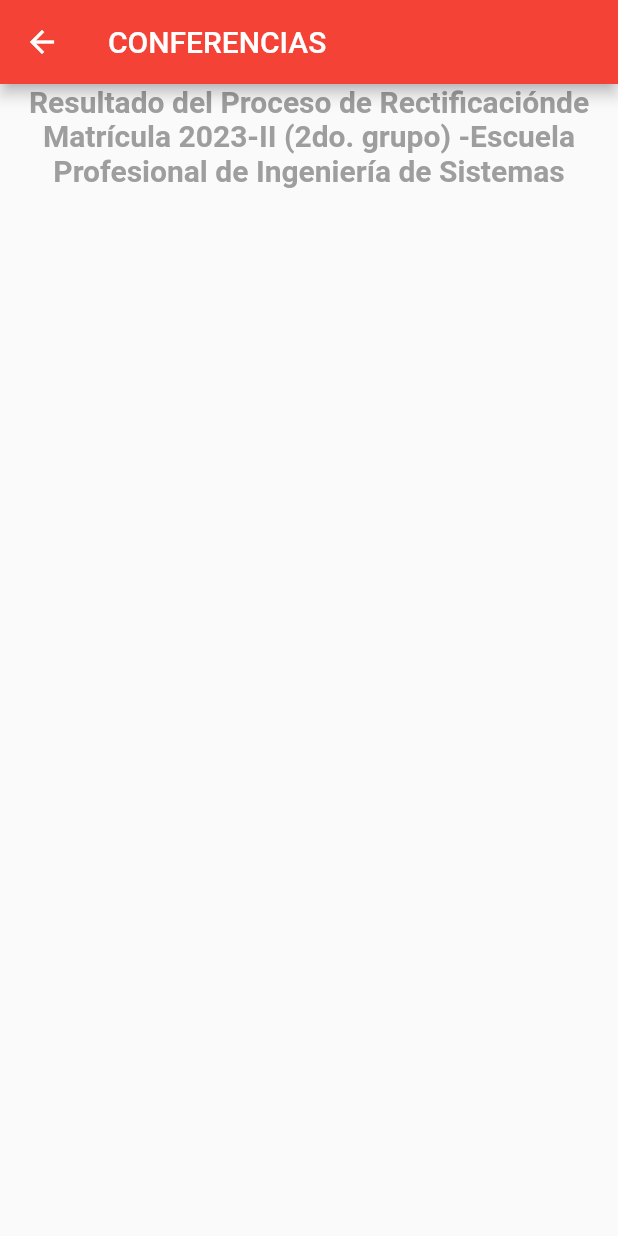
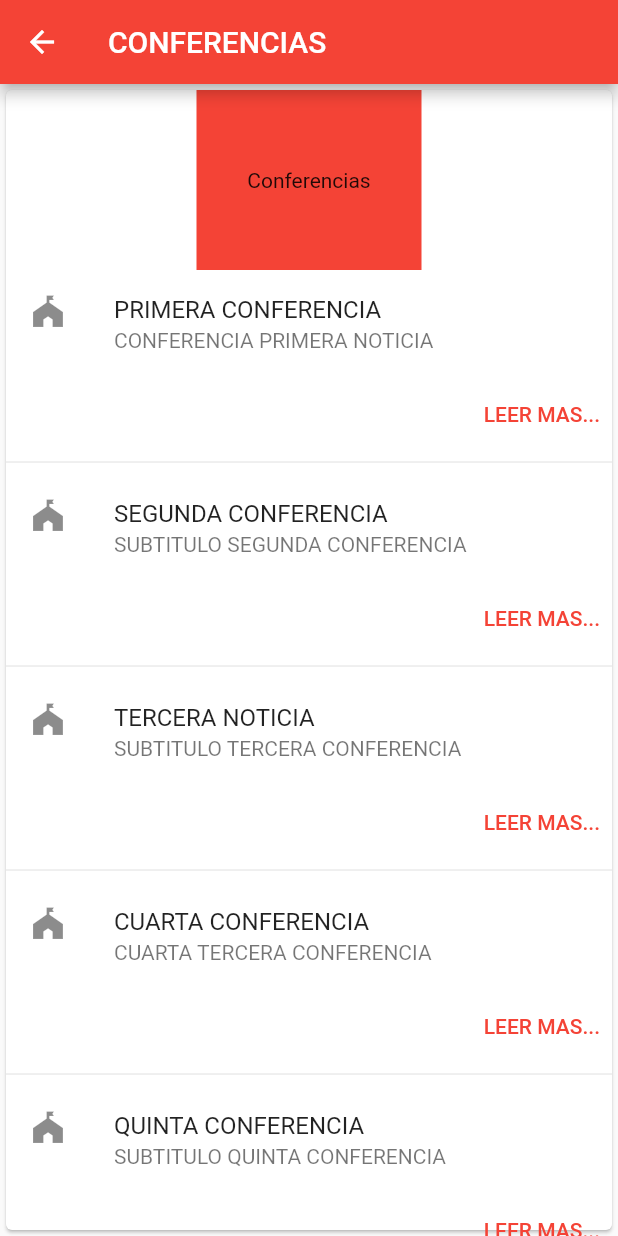
Before and after one commit to MAttFernando777/ProyectoTallerMovilG12, a Flutter app: the screen it shows after launch, in the side drawer, after a tap on "Noticias", on a phone screen of 412 x 824 dp. Run offline on Flutter 3.47's test engine with Material 2 defaults, Android fonts, the phone set to English and light mode, and no system bars; network calls fail.

Commit message:
SE AGREGARON Elemento.dart QUE PUEDE SER UNA NOTICIA O CONFERENCIA. TERMINADO CONFERENCIAS. POR VALERIA. LUEGO PODRIAMOS ARREGLARLO MEJOR.

```diff
--- a/lib/Conferencias.dart
+++ b/lib/Conferencias.dart
@@ -1,31 +1,111 @@
 import 'package:flutter/material.dart';
 import 'package:proyecto_g12/Footer.dart';
 import 'MenuLateral.dart';
+import 'Elemento.dart';
 
 class Conferencias extends StatelessWidget {
   @override
   Widget build(BuildContext context) {
     return Scaffold(
       appBar: AppBar(title: Text("CONFERENCIAS")),
-      body: Column(
-        children : <Widget>[
-          SizedBox(
-            width: MediaQuery.of(context).size.width,
-            child: Text(
-              'Resultado del Proceso de Rectificación'
-                  'de Matrícula 2023-II (2do. grupo) -'
-                  'Escuela Profesional de Ingeniería de Sistemas',
-              textAlign: TextAlign.center,
-              style: TextStyle(
-                  fontWeight: FontWeight.bold,
-                  fontSize: 20,
-                  color: Colors.grey),
-            ),
-          )
+      body: Center(
+        child: Card(
+            child: Column(
+                mainAxisSize: MainAxisSize.min,
+                children: <Widget>[
+                  Container(
+                    width: 150,
+                    height: 120,
+                    padding: const EdgeInsets.all(10.0),
+                    color: Colors.red,
+                    child: Center(child: Text('Conferencias')),
+                  ),
+                  const ListTile(
+                    leading: Icon(Icons.festival),
+                    title: Text("PRIMERA CONFERENCIA"),
+                    subtitle: Text("CONFERENCIA PRIMERA NOTICIA"),
+                  ),
+                  Row(
+                      mainAxisAlignment: MainAxisAlignment.end,
+                      children: <Widget>[
+                        TextButton(
+                          child: const Text("LEER MAS..."),
+                          onPressed: (){Navigator.of(context).push(MaterialPageRoute(
+    builder: (BuildContext context) => Elemento()));},
+                        ),
+
+                      ]
+                  ),
+                  Divider(),
+                  //DE AQUI A MAS ABAJO SE REPITE LO DE ARRIBA.
+                  const ListTile(
+                    leading: Icon(Icons.festival),
+                    title: Text("SEGUNDA CONFERENCIA"),
+                    subtitle: Text("SUBTITULO SEGUNDA CONFERENCIA"),
+                  ),
+                  Row(
+                      mainAxisAlignment: MainAxisAlignment.end,
+                      children: <Widget>[
+                        TextButton(
+                          child: const Text("LEER MAS..."),
+                          onPressed: (){},
+                        ),
+
+                      ]
+                  ),
+                  Divider(),
+                  const ListTile(
+                    leading: Icon(Icons.festival),
+                    title: Text("TERCERA NOTICIA"),
+                    subtitle: Text("SUBTITULO TERCERA CONFERENCIA"),
+                  ),
+                  Row(
+                      mainAxisAlignment: MainAxisAlignment.end,
+                      children: <Widget>[
+                        TextButton(
+                          child: const Text("LEER MAS..."),
+                          onPressed: (){},
+                        ),
+
+                      ]
+                  ),
+                  Divider(),
+                  const ListTile(
+                    leading: Icon(Icons.festival),
+                    title: Text("CUARTA CONFERENCIA"),
+                    subtitle: Text("CUARTA TERCERA CONFERENCIA"),
+                  ),
+                  Row(
+                      mainAxisAlignment: MainAxisAlignment.end,
+                      children: <Widget>[
+                        TextButton(
+                          child: const Text("LEER MAS..."),
+                          onPressed: (){},
+                        ),
+
+                      ]
+                  ),
+                  Divider(),
+                  const ListTile(
+                    leading: Icon(Icons.festival),
+                    title: Text("QUINTA CONFERENCIA"),
+                    subtitle: Text("SUBTITULO QUINTA CONFERENCIA"),
+                  ),
+                  Row(
+                      mainAxisAlignment: MainAxisAlignment.end,
+                      children: <Widget>[
+                        TextButton(
+                          child: const Text("LEER MAS..."),
+                          onPressed: (){},
+                        ),
+
+                      ]
+                  ),
 
 
-
-        ],
+                ]
+            )
+        ),
       )
     );
   }
--- /dev/null
+++ b/lib/Elemento.dart
@@ -0,0 +1,15 @@
+import 'package:flutter/material.dart';
+import 'MenuLateral.dart';
+
+class Elemento extends StatelessWidget {
+  @override
+  Widget build(BuildContext context) {
+    return new Scaffold(
+      drawer: MenuLateral(),
+      appBar: AppBar(),
+      body: Center(
+        child: Text("ELEMENTO CUALQUIERA"),
+      ),
+    );
+  }
+}
--- a/lib/Noticia.dart
+++ b/lib/Noticia.dart
@@ -1,6 +1,7 @@
 import 'package:flutter/material.dart';
 import 'package:proyecto_g12/Footer.dart';
 import 'MenuLateral.dart';
+import 'Elemento.dart';
 
 class Noticia extends StatelessWidget {
   @override
@@ -30,7 +31,8 @@ class Noticia extends StatelessWidget {
                 children: <Widget>[
                   TextButton(
                     child: const Text("LEER MAS..."),
-                    onPressed: (){},
+                    onPressed: (){Navigator.of(context).push(MaterialPageRoute(
+                        builder: (BuildContext context) => Elemento()));},
                   ),
 
                 ]
```
